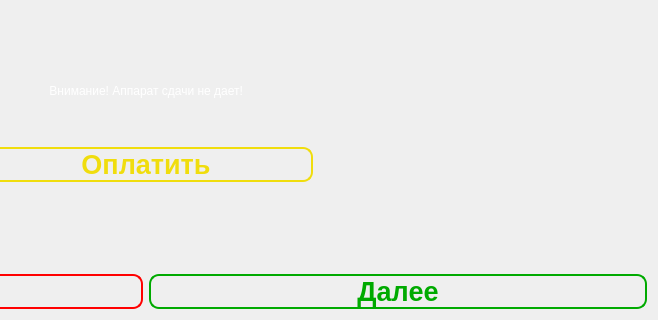
Above: UIForms/ReceiveCash.ui from FelixMailwriter/VM before the change; both pictures show x 366 to 1024 and y 391 to 711 of the 1024 by 711 pixel window. Below: the same form after it.
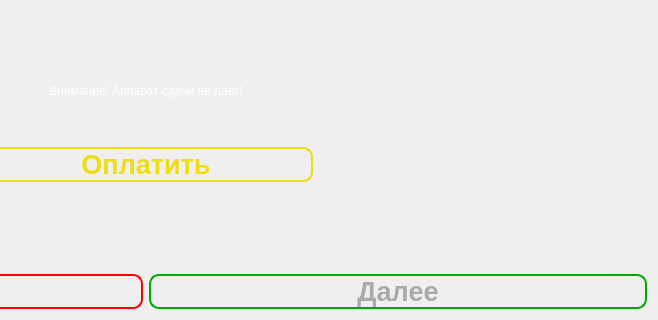
That is the form after the change. Icons and pictures are not drawn.

Patch:
```diff
--- a/UIForms/ReceiveCash.ui
+++ b/UIForms/ReceiveCash.ui
@@ -817,27 +817,27 @@
             <colorrole role="WindowText">
              <brush brushstyle="SolidPattern">
               <color alpha="255">
-               <red>0</red>
+               <red>170</red>
                <green>170</green>
-               <blue>0</blue>
+               <blue>170</blue>
               </color>
              </brush>
             </colorrole>
             <colorrole role="Text">
              <brush brushstyle="SolidPattern">
               <color alpha="255">
-               <red>0</red>
+               <red>170</red>
                <green>170</green>
-               <blue>0</blue>
+               <blue>170</blue>
               </color>
              </brush>
             </colorrole>
             <colorrole role="ButtonText">
              <brush brushstyle="SolidPattern">
               <color alpha="255">
-               <red>0</red>
+               <red>170</red>
                <green>170</green>
-               <blue>0</blue>
+               <blue>170</blue>
               </color>
              </brush>
             </colorrole>
@@ -846,27 +846,27 @@
             <colorrole role="WindowText">
              <brush brushstyle="SolidPattern">
               <color alpha="255">
-               <red>0</red>
+               <red>170</red>
                <green>170</green>
-               <blue>0</blue>
+               <blue>170</blue>
               </color>
              </brush>
             </colorrole>
             <colorrole role="Text">
              <brush brushstyle="SolidPattern">
               <color alpha="255">
-               <red>0</red>
+               <red>170</red>
                <green>170</green>
-               <blue>0</blue>
+               <blue>170</blue>
               </color>
              </brush>
             </colorrole>
             <colorrole role="ButtonText">
              <brush brushstyle="SolidPattern">
               <color alpha="255">
-               <red>0</red>
+               <red>170</red>
                <green>170</green>
-               <blue>0</blue>
+               <blue>170</blue>
               </color>
              </brush>
             </colorrole>
@@ -882,7 +882,6 @@
          </property>
          <property name="styleSheet">
           <string notr="true">background-image: url(:/newPrefix/fon.png);
-color: rgb(0, 170, 0);
 border: 2px solid #e34761; border-color: rgb(0, 170, 0); border-radius: 10px</string>
          </property>
          <property name="text">
```
